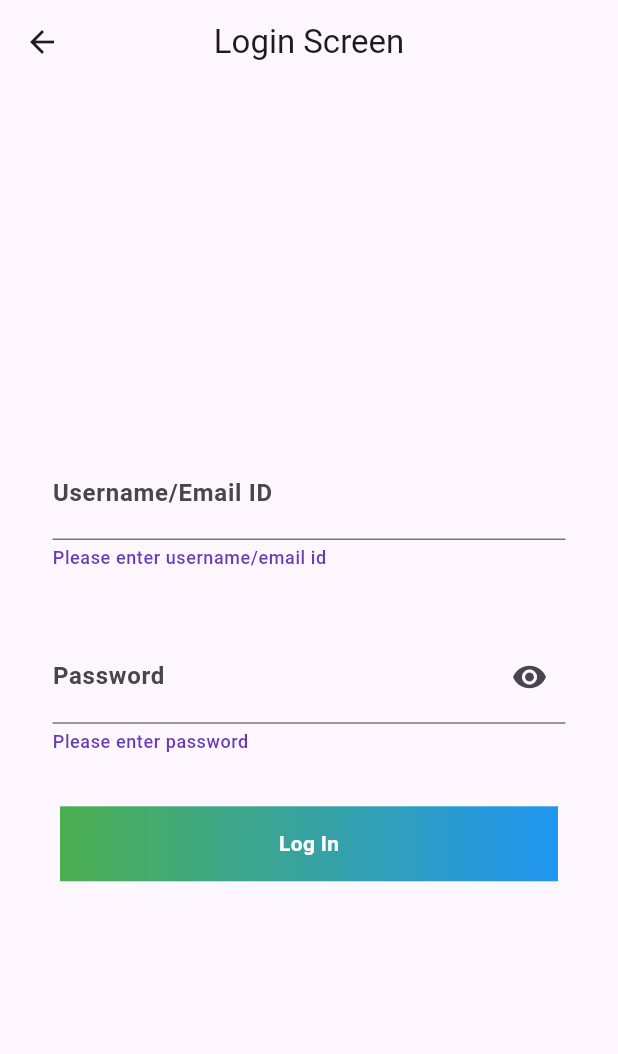
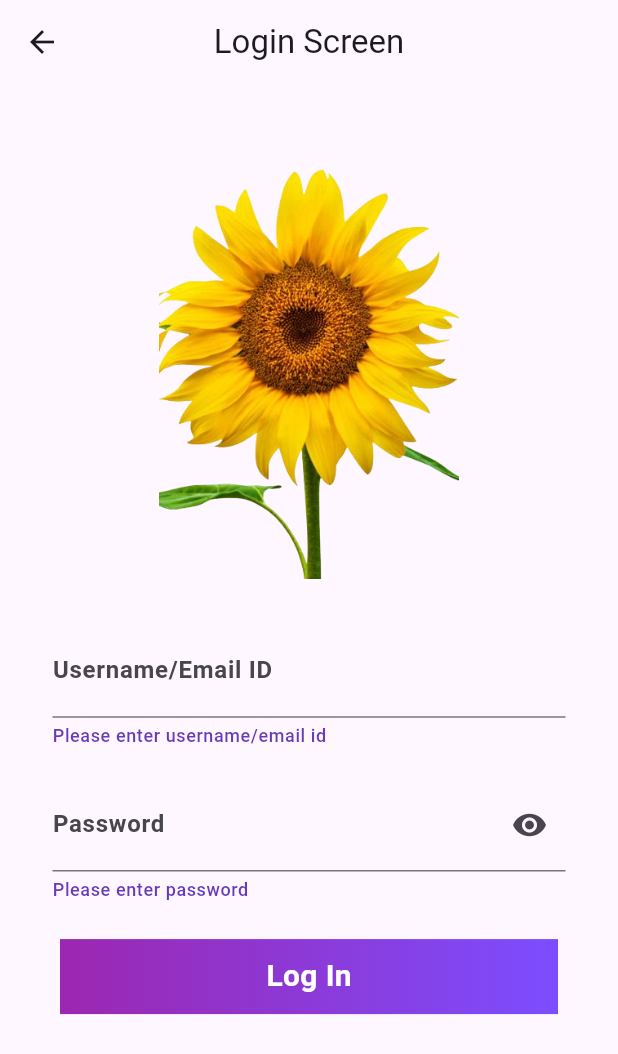
Before and after one commit to shossain786/demo_app, a Flutter app: the SigninScreen screen opened by its route, on a phone screen of 412 x 824 dp. Shown: the top 1054 px of the screen. Run offline on Flutter 3.47's test engine with Material 3 defaults, Android fonts, the phone set to English and light mode, and no system bars; our stand-ins replace connectivity_plus, flutter_bloc.

Commit message:
code updated

```diff
--- a/lib/screens/login/signing_screen.dart
+++ b/lib/screens/login/signing_screen.dart
@@ -1,7 +1,13 @@
 // ignore_for_file: must_be_immutable
 
+import 'package:demo_app/global/internet_cubic.dart';
+import 'package:demo_app/global/internet_state.dart';
+import 'package:demo_app/screens/login/login_block/login_block.dart';
+import 'package:demo_app/screens/login/login_block/login_event.dart';
+import 'package:demo_app/screens/login/login_block/login_state.dart';
 import 'package:flutter/material.dart';
 import 'package:flutter/services.dart';
+import 'package:flutter_bloc/flutter_bloc.dart';
 
 class SigninScreen extends StatefulWidget {
   late Map<String, dynamic> arguments;
@@ -15,30 +21,59 @@ class _SigninScreenState extends State<SigninScreen> {
   final TextEditingController _usernameController = TextEditingController();
   final TextEditingController _passwordController = TextEditingController();
   bool hidePassword = true;
+
   @override
   Widget build(BuildContext context) {
-    return Scaffold(
+    return BlocListener<InternetCubic, InternetState>(
+      bloc: InternetCubic(),
+      listener: (context, state) {
+        if (state == InternetState.internetLost) {
+          Navigator.pushReplacementNamed(context, '/network-error');
+        }
+      },
+      child: Scaffold(
         appBar: AppBar(
           title: const Text('Login Screen'),
           centerTitle: true,
         ),
-      body: Center(
+        body: BlocBuilder<LoginBloc, LoginState>(builder: (context, state) {
+          return SingleChildScrollView(
+            child: Center(
               child: Column(
                 crossAxisAlignment: CrossAxisAlignment.center,
                 mainAxisAlignment: MainAxisAlignment.center,
                 children: [
+                  const SizedBox(height: 10),
+                  Padding(
+                    padding: const EdgeInsets.all(20),
+                    child: ClipRRect(
+                      borderRadius: BorderRadius.circular(20),
+                      child: Image.asset(
+                        'assets/flower.png',
+                        height: 300,
+                        width: 200,
+                        fit: BoxFit.cover,
+                      ),
+                    ),
+                  ),
                   //! username or email
                   Container(
-              margin: const EdgeInsets.symmetric(horizontal: 30, vertical: 10),
-              padding: const EdgeInsets.symmetric(vertical: 10, horizontal: 5),
+                    margin:
+                        const EdgeInsets.symmetric(horizontal: 30, vertical: 5),
+                    padding:
+                        const EdgeInsets.symmetric(vertical: 5, horizontal: 5),
                     child: TextFormField(
                       controller: _usernameController,
                       keyboardType: TextInputType.text,
                       inputFormatters: [
-                  FilteringTextInputFormatter.allow(RegExp(r'[a-zA-Z0-9@#_]'))
+                        FilteringTextInputFormatter.allow(
+                            RegExp(r'[a-zA-Z0-9@#_]'))
                       ],
                       decoration: const InputDecoration(
-                  prefix: Icon(Icons.person_sharp),
+                        prefix: Icon(
+                          Icons.person_sharp,
+                          color: Colors.purple,
+                        ),
                         prefixIconColor: Colors.purple,
                         labelText: 'Username/Email ID',
                         labelStyle: TextStyle(
@@ -56,18 +91,24 @@ class _SigninScreenState extends State<SigninScreen> {
                   ),
                   //! password field
                   Container(
-              margin: const EdgeInsets.symmetric(horizontal: 30, vertical: 10),
-              padding: const EdgeInsets.symmetric(vertical: 10, horizontal: 5),
+                    margin:
+                        const EdgeInsets.symmetric(horizontal: 30, vertical: 5),
+                    padding:
+                        const EdgeInsets.symmetric(vertical: 5, horizontal: 5),
                     child: TextFormField(
                       controller: _passwordController,
                       keyboardType: TextInputType.text,
                       obscureText: hidePassword,
                       obscuringCharacter: '*',
                       inputFormatters: [
-                  FilteringTextInputFormatter.allow(RegExp(r'[a-zA-Z0-9@#_]'))
+                        FilteringTextInputFormatter.allow(
+                            RegExp(r'[a-zA-Z0-9@#_]'))
                       ],
                       decoration: InputDecoration(
-                  prefix: const Icon(Icons.password),
+                        prefix: const Icon(
+                          Icons.password,
+                          color: Colors.purple,
+                        ),
                         prefixIconColor: Colors.purple,
                         suffixIcon: InkWell(
                           onTap: () {
@@ -98,16 +139,27 @@ class _SigninScreenState extends State<SigninScreen> {
                     ),
                   ),
                   Container(
-              margin: const EdgeInsets.symmetric(vertical: 10, horizontal: 30),
-              padding: const EdgeInsets.symmetric(vertical: 5, horizontal: 10),
+                    margin: const EdgeInsets.symmetric(
+                        vertical: 10, horizontal: 30),
+                    padding:
+                        const EdgeInsets.symmetric(vertical: 5, horizontal: 10),
                     child: InkWell(
+                      onTap: () {
+                        debugPrint('Login button pressed');
+                        BlocProvider.of<LoginBloc>(context).add(
+                          LoginFormSubmitEvent(
+                            usernameData: _usernameController.text,
+                            passwordData: _passwordController.text,
+                          ),
+                        );
+                      },
                       child: Container(
                         height: 50,
                         decoration: const BoxDecoration(
                           gradient: LinearGradient(
                             colors: [
-                        Colors.green,
-                        Colors.blue,
+                              Colors.purple,
+                              Colors.deepPurpleAccent,
                             ],
                           ),
                         ),
@@ -115,7 +167,10 @@ class _SigninScreenState extends State<SigninScreen> {
                           child: Text(
                             'Log In',
                             style: TextStyle(
-                          color: Colors.white, fontWeight: FontWeight.bold),
+                              color: Colors.white,
+                              fontWeight: FontWeight.bold,
+                              fontSize: 20,
+                            ),
                           ),
                         ),
                       ),
@@ -125,5 +180,8 @@ class _SigninScreenState extends State<SigninScreen> {
               ),
             ),
           );
+        }),
+      ),
+    );
   }
 }
--- a/pubspec.yaml
+++ b/pubspec.yaml
@@ -13,6 +13,7 @@ dependencies:
     sdk: flutter
   flutter_bloc: ^8.1.6
   http: ^1.2.2
+  cached_network_image: ^3.4.0
 
 dev_dependencies:
   flutter_test:
```
Also changed, not shown: lib/main.dart (+14 -5 lines), lib/screens/welcome/welcome_screen.dart (+16 -2 lines), assets/flower.png (added), pubspec.lock, 2 other files. Lines whose indentation alone changed are shown as unchanged.
